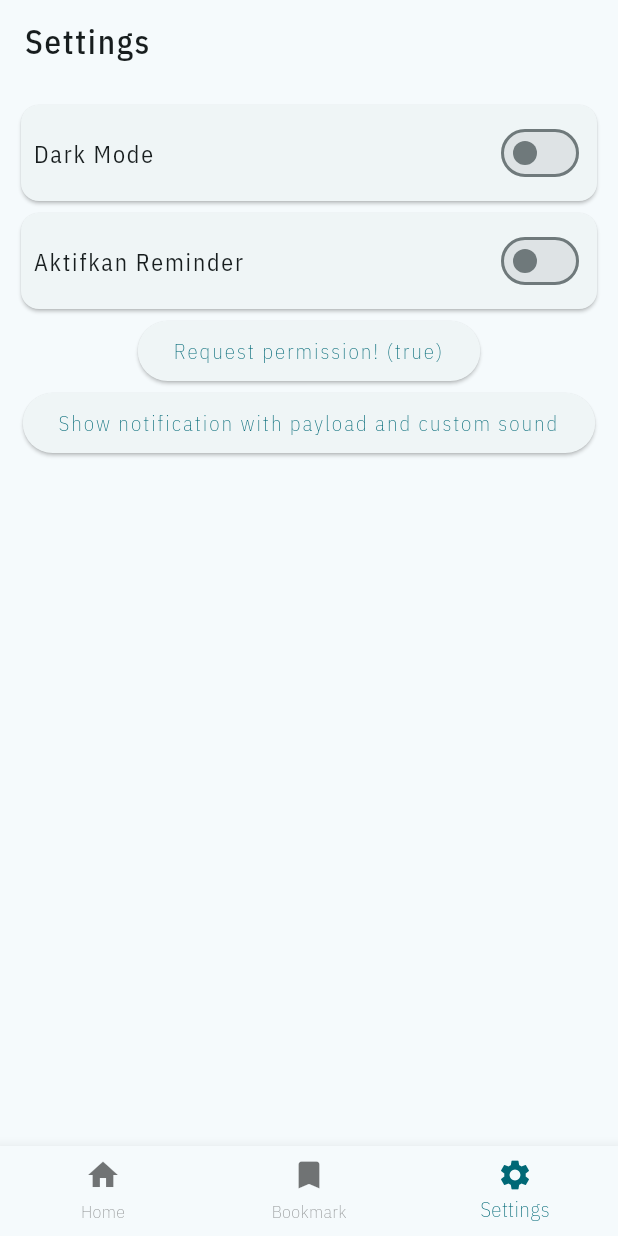
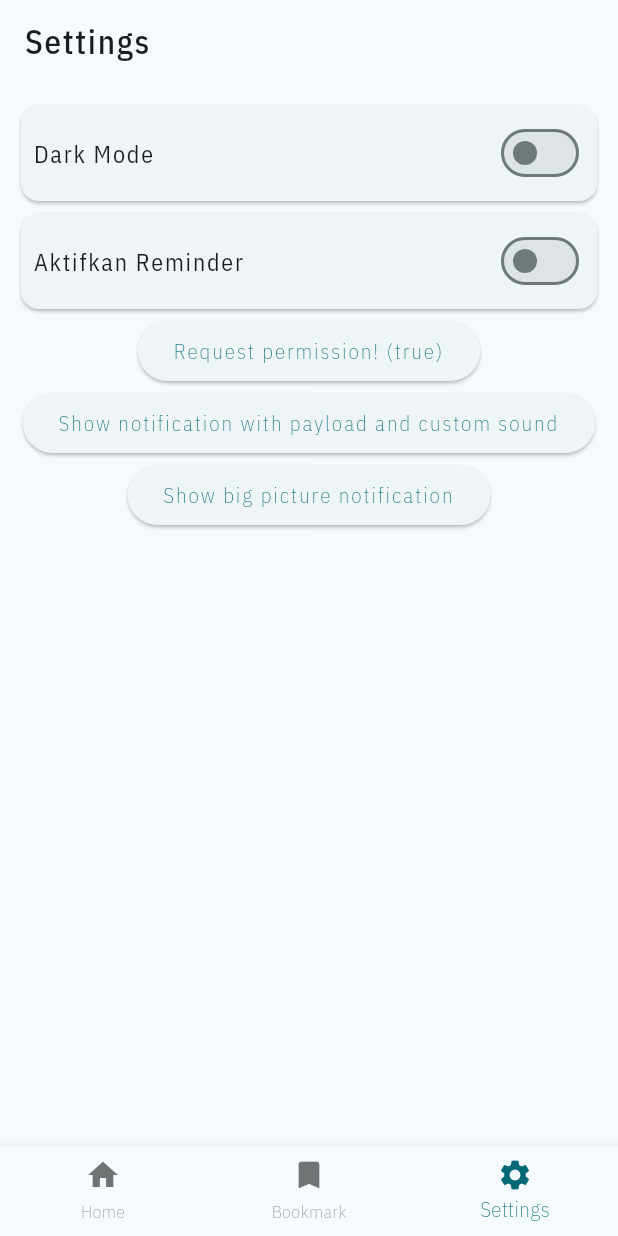
Before and after one commit to FikrTechnology/restaurant_app_api_provider, a Flutter app: the screen it shows after launch, item 3 of the bottom bar chosen, after a tap on "Show notification with payload and custo", on a phone screen of 412 x 824 dp. Run offline on Flutter 3.47's test engine with Material 3 defaults, Android fonts, the phone set to English and light mode, and no system bars; our stand-ins replace flutter_local_notifications, flutter_svg, shared_preferences, sqflite; missing offline and left inert: dart:ffi; accounts and stored records are empty; network calls fail; project files that could hold a hidden picture were left out.

Commit message:
Menampilkan Big Picture Notifikasi

```diff
--- a/lib/main.dart
+++ b/lib/main.dart
@@ -1,6 +1,7 @@
 import 'package:flutter/material.dart';
 import 'package:provider/provider.dart';
 import 'package:restaurant_app/data/api/api_service.dart';
+import 'package:restaurant_app/data/api/http_service.dart';
 import 'package:restaurant_app/data/local/local_database_service.dart';
 import 'package:restaurant_app/data/local/local_notification_service.dart';
 import 'package:restaurant_app/provider/provider_package.dart';
@@ -41,7 +42,12 @@ void main() {
           create: (context) => ThemeProvider(),
         ),
         Provider(
-          create: (context) => LocalNotificationService()..init(),
+          create: (context) => HttpService(),
+        ),
+        Provider(
+          create: (context) => LocalNotificationService(
+            context.read<HttpService>(),
+          )..init(),
         ),
         ChangeNotifierProvider(
           create: (context) => LocalNotificationProvider(
--- a/lib/provider/notification/local_notification_provider.dart
+++ b/lib/provider/notification/local_notification_provider.dart
@@ -23,4 +23,14 @@ class LocalNotificationProvider extends ChangeNotifier {
       payload: "This is a payload from nitification with id $_notificationId",
     );
   }
+
+  void showBigPictureNotification() {
+    _notificationId += 1;
+    flutterNotificationService.showBigPictureNotification(
+      id: _notificationId,
+      title: "New Notification",
+      body: "This is a new notification with id $_notificationId",
+      payload: "This is a payload from nitification with id $_notificationId",
+    );
+  }
 }
--- a/lib/views/settings/settings_screen.dart
+++ b/lib/views/settings/settings_screen.dart
@@ -14,6 +14,10 @@ class _SettingsScreenState extends State<SettingsScreen> {
 
  Future<void> _showNotification() async {
    context.read<LocalNotificationProvider>().showNotification();
+ }
+
+ Future<void> _showBigPictureNotification() async {
+   context.read<LocalNotificationProvider>().showBigPictureNotification();
  }
 
   @override
@@ -101,6 +105,15 @@ class _SettingsScreenState extends State<SettingsScreen> {
                 textAlign: TextAlign.center,
               ),
             ),
+            ElevatedButton(
+              onPressed: () async {
+                await _showBigPictureNotification();
+              },
+              child: const Text(
+                "Show big picture notification",
+                textAlign: TextAlign.center,
+              ),
+            ),
           ],
         ),
       ),
--- a/pubspec.yaml
+++ b/pubspec.yaml
@@ -44,6 +44,7 @@ dependencies:
   flutter_local_notifications: ^18.0.1
   flutter_timezone: ^4.1.0
   timezone: ^0.10.0
+  path_provider: ^2.1.5
 
 dev_dependencies:
   flutter_test:
```
Also changed, not shown: lib/data/api/http_service.dart (added, +42 -0 lines), lib/data/local/local_notification_service.dart (+57 -0 lines), pubspec.lock, 1 other file.
